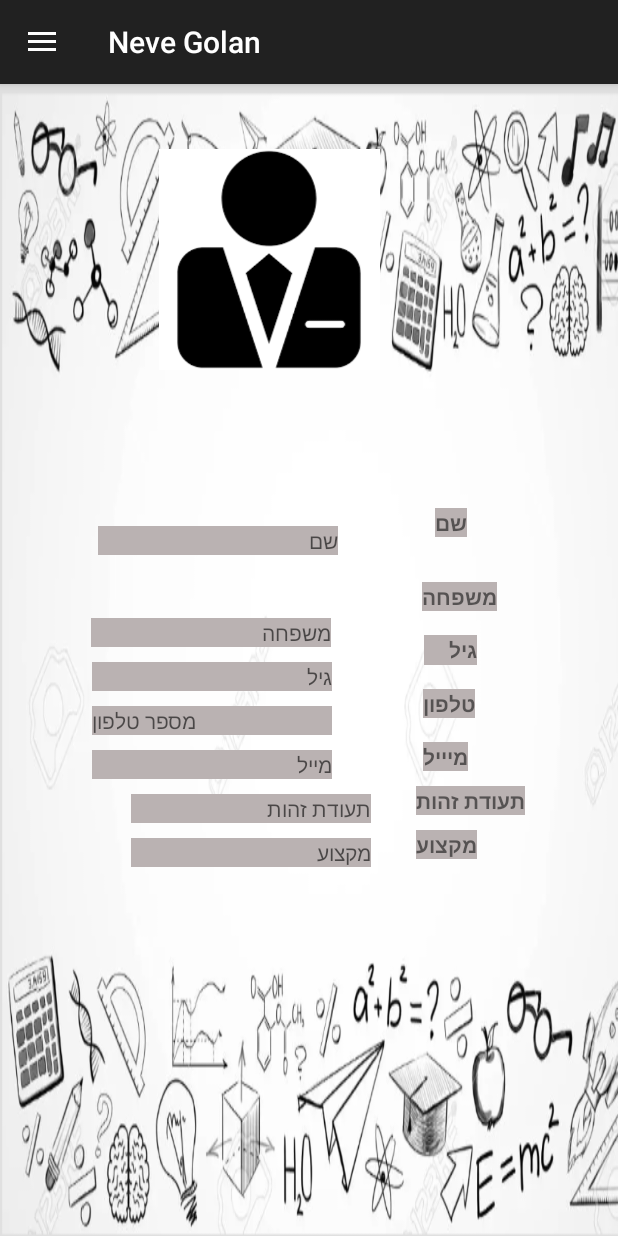
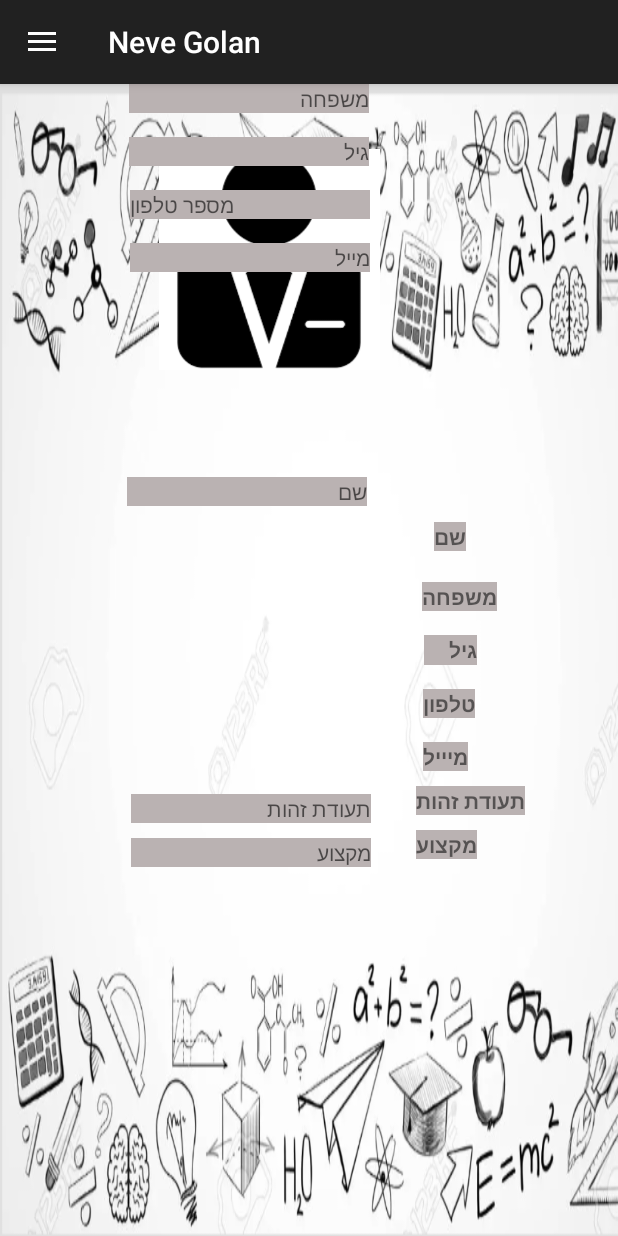
Before and after one commit to nivk99/Neve-Golan, an Android app: the TeacherCardActivity screen opened directly, with no data from a screen before it, on a phone screen of 412 x 824 dp. Run offline under Robolectric (Android 15) with nearby library versions, the phone set to English and light mode, and no system bars; our stand-ins replace Firebase (no records; nobody signed in at launch, a user with empty details on screens opened directly); Roboto replaces fonts that are not available here; 8 statements that could not run were skipped.

Commit message:
xml first name fix

```diff
--- a/app/src/main/res/layout/activity_student_card.xml
+++ b/app/src/main/res/layout/activity_student_card.xml
@@ -17,8 +17,6 @@
             android:layout_width="wrap_content"
             android:layout_height="wrap_content"
             android:layout_marginStart="30dp"
-            android:layout_marginTop="68dp"
-            android:layout_marginEnd="30dp"
             android:layout_marginBottom="10dp"
             android:background="#BAB2B2"
             android:backgroundTint="#BAB2B2"
@@ -27,8 +25,10 @@
             android:inputType="textPersonName"
             app:layout_constraintBottom_toTopOf="@+id/editText_student_last_name"
             app:layout_constraintEnd_toStartOf="@+id/textView_name"
+            app:layout_constraintHorizontal_bias="0.311"
             app:layout_constraintStart_toStartOf="parent"
             app:layout_constraintTop_toBottomOf="@+id/imageView_stusent_imag"
+            app:layout_constraintVertical_bias="0.777"
             tools:ignore="TouchTargetSizeCheck" />
 
         <TextView
@@ -152,7 +152,6 @@
             android:id="@+id/textView_name"
             android:layout_width="wrap_content"
             android:layout_height="wrap_content"
-            android:layout_marginTop="255dp"
             android:layout_marginEnd="118dp"
             android:layout_marginBottom="14dp"
             android:background="#BAB2B2"
@@ -161,8 +160,10 @@
             android:textStyle="bold"
             app:layout_constraintBottom_toTopOf="@+id/textView_last"
             app:layout_constraintEnd_toEndOf="parent"
+            app:layout_constraintHorizontal_bias="1.0"
             app:layout_constraintStart_toStartOf="@+id/textView_last"
-            app:layout_constraintTop_toTopOf="parent" />
+            app:layout_constraintTop_toBottomOf="@+id/imageView_stusent_imag"
+            app:layout_constraintVertical_bias="0.985" />
 
         <TextView
             android:id="@+id/textView_last"
--- a/app/src/main/res/layout/activity_teacher_card.xml
+++ b/app/src/main/res/layout/activity_teacher_card.xml
@@ -32,7 +32,6 @@
             android:layout_height="wrap_content"
             android:layout_marginStart="30dp"
             android:layout_marginTop="71dp"
-            android:layout_marginEnd="30dp"
             android:layout_marginBottom="10dp"
             android:background="#BAB2B2"
             android:ems="10"
@@ -41,8 +40,10 @@
             android:textAllCaps="true"
             app:layout_constraintBottom_toTopOf="@+id/editText_teacher_last_name"
             app:layout_constraintEnd_toStartOf="@+id/textView_name"
+            app:layout_constraintHorizontal_bias="0.547"
             app:layout_constraintStart_toStartOf="parent"
             app:layout_constraintTop_toBottomOf="@+id/imageView_teacher_image"
+            app:layout_constraintVertical_bias="0.0"
             tools:ignore="TouchTargetSizeCheck" />
 
         <TextView
@@ -51,30 +52,31 @@
             android:layout_height="wrap_content"
             android:layout_marginStart="30dp"
             android:layout_marginEnd="30dp"
-            android:layout_marginBottom="10dp"
             android:background="#BAB2B2"
             android:ems="10"
             android:hint="משפחה"
             android:inputType="textPersonName"
-            app:layout_constraintBottom_toTopOf="@+id/editText_teacher_age"
             app:layout_constraintEnd_toStartOf="@+id/textView_last"
+            app:layout_constraintHorizontal_bias="0.912"
             app:layout_constraintStart_toStartOf="parent"
-            tools:ignore="TouchTargetSizeCheck" />
+            tools:ignore="TouchTargetSizeCheck"
+            tools:layout_editor_absoluteY="295dp" />
 
         <TextView
             android:id="@+id/editText_teacher_age"
             android:layout_width="wrap_content"
             android:layout_height="wrap_content"
             android:layout_marginStart="30dp"
+            android:layout_marginTop="16dp"
             android:layout_marginEnd="30dp"
-            android:layout_marginBottom="10dp"
             android:background="#BAB2B2"
             android:ems="10"
             android:hint="גיל"
             android:inputType="textPersonName"
-            app:layout_constraintBottom_toTopOf="@+id/editText_teacher_phone"
             app:layout_constraintEnd_toStartOf="@+id/textView_age"
+            app:layout_constraintHorizontal_bias="0.896"
             app:layout_constraintStart_toStartOf="parent"
+            app:layout_constraintTop_toBottomOf="@+id/editText_teacher_last_name"
             tools:ignore="TouchTargetSizeCheck" />
 
         <TextView
@@ -82,15 +84,16 @@
             android:layout_width="wrap_content"
             android:layout_height="wrap_content"
             android:layout_marginStart="30dp"
+            android:layout_marginTop="16dp"
             android:layout_marginEnd="30dp"
-            android:layout_marginBottom="10dp"
             android:background="#BAB2B2"
             android:ems="10"
             android:hint="מספר טלפון"
             android:inputType="phone"
-            app:layout_constraintBottom_toTopOf="@+id/editText_teacher_email"
             app:layout_constraintEnd_toStartOf="@+id/textView_phone"
+            app:layout_constraintHorizontal_bias="0.912"
             app:layout_constraintStart_toStartOf="parent"
+            app:layout_constraintTop_toBottomOf="@+id/editText_teacher_age"
             tools:ignore="TouchTargetSizeCheck" />
 
         <TextView
@@ -98,15 +101,16 @@
             android:layout_width="wrap_content"
             android:layout_height="wrap_content"
             android:layout_marginStart="30dp"
+            android:layout_marginTop="16dp"
             android:layout_marginEnd="30dp"
-            android:layout_marginBottom="10dp"
             android:background="#BAB2B2"
             android:ems="10"
             android:hint="מייל"
             android:inputType="textEmailAddress"
-            app:layout_constraintBottom_toTopOf="@+id/editText_teacher_id"
             app:layout_constraintEnd_toStartOf="@+id/textView_email"
+            app:layout_constraintHorizontal_bias="0.912"
             app:layout_constraintStart_toStartOf="parent"
+            app:layout_constraintTop_toBottomOf="@+id/editText_teacher_phone"
             tools:ignore="TouchTargetSizeCheck" />
 
         <TextView
@@ -150,7 +154,6 @@
             android:layout_width="wrap_content"
             android:layout_height="wrap_content"
             android:layout_marginStart="8dp"
-            android:layout_marginTop="264dp"
             android:layout_marginEnd="100dp"
             android:layout_marginBottom="12dp"
             android:background="#BAB2B2"
@@ -158,8 +161,10 @@
             android:textStyle="bold"
             app:layout_constraintBottom_toTopOf="@+id/textView_last"
             app:layout_constraintEnd_toEndOf="parent"
+            app:layout_constraintHorizontal_bias="0.0"
             app:layout_constraintStart_toStartOf="@+id/textView_last"
-            app:layout_constraintTop_toTopOf="parent" />
+            app:layout_constraintTop_toBottomOf="@+id/imageView_teacher_image"
+            app:layout_constraintVertical_bias="0.922" />
 
         <TextView
             android:id="@+id/textView_last"
```
